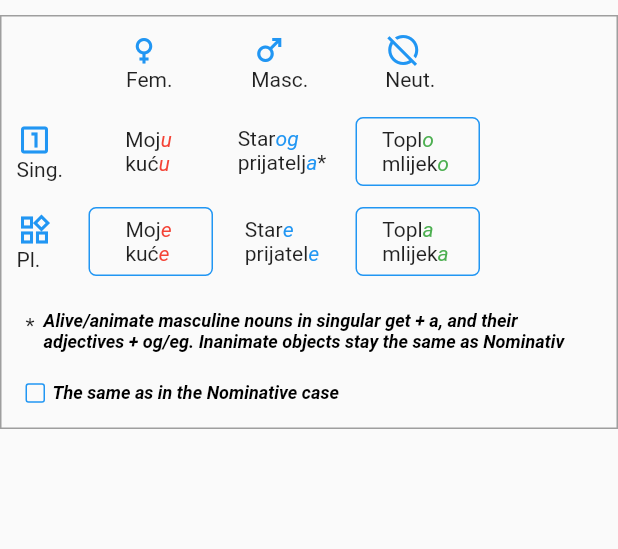
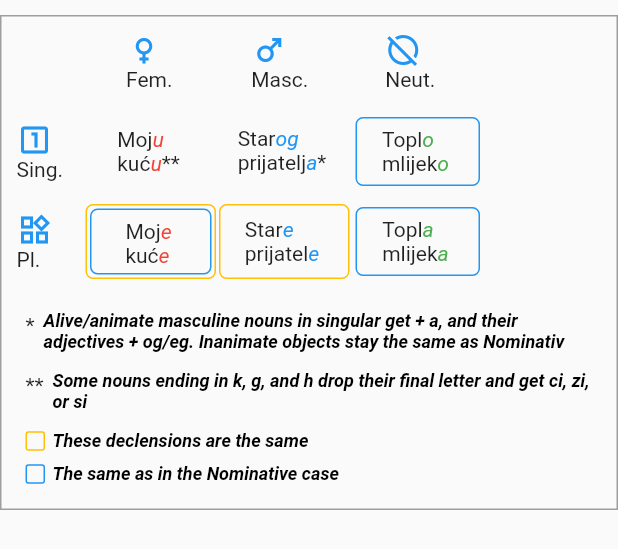
Before and after one commit to nel-sam/navika, a Flutter app: the AkuzativDeclensionTable widget shown alone on an empty page, opened directly, on a phone screen of 412 x 824 dp. Shown: the top 549 px of the screen. Run offline on Flutter 3.47's test engine with Material 2 defaults, Android fonts, the phone set to English and light mode, and no system bars; our stand-ins replace google_mobile_ads, url_launcher_web; generated files the repository leaves out were written again; network calls fail.

Commit message:
Some bug fixes

```diff
--- a/lib/l10n/intl_en.arb
+++ b/lib/l10n/intl_en.arb
@@ -46,5 +46,5 @@
   "softLettersOgEg": "č, ć, đ, dž, š, ž, lj, & nj get 'eg' instead of 'og'.",
   "softLettersOmEm": "č, ć, đ, dž, š, ž, lj, & nj get 'em' instead of 'om'.",
   "unselectAll": "Unselect All",
-  "mascAndNeutEqual": "Masculine and Neuter singular are the same"
+  "equalDeclensions": "These declensions are the same"
 }
--- a/lib/l10n/intl_es.arb
+++ b/lib/l10n/intl_es.arb
@@ -46,5 +46,5 @@
   "softLettersOgEg": "A č, ć, đ, dž, š, ž, lj, & nj se agrega 'eg' y no 'og'.",
   "softLettersOmEm": "A č, ć, đ, dž, š, ž, lj, & nj se agrega 'em' y no 'om'.",
   "unselectAll": "Deseleccionar Todos",
-  "mascAndNeutEqual": "Masculino y neutro en singular son iguales"
+  "equalDeclensions": "Estas declinaciones son las mismas"
 }
--- a/lib/lang_data/nouns.dart
+++ b/lib/lang_data/nouns.dart
@@ -244,7 +244,7 @@ final List<Noun> nounWordBank = [
   Noun(
     dictionary: 'pivo',
     tags: [Tags.Drink, Tags.Alcohol, Tags.Thing, Tags.Portable],
-    gender: Genders.Feminine,
+    gender: Genders.Neuter,
     isAnimate: false,
     nominativ: new DeclensionByCount(singular: 'pivo', plural: 'piva'),
     genitiv: new DeclensionByCount(singular: 'piva', plural: 'piva'),
--- a/lib/lang_data/possessive-pronouns.dart
+++ b/lib/lang_data/possessive-pronouns.dart
@@ -102,7 +102,7 @@ final List<Adjective> possessivePronounWordBank = [
       neuter: new DeclensionByGender(singular: 'svoje', plural: 'svoja'),
     ),
     akuzativAnimate: new Declension(
-      masculine: new DeclensionByGender(singular: 'svojg', plural: 'svoje'),
+      masculine: new DeclensionByGender(singular: 'svojog', plural: 'svoje'),
       feminine: new DeclensionByGender(singular: 'svoju', plural: 'svoje'),
       neuter: new DeclensionByGender(singular: 'svoje', plural: 'svoja'),
     ),
@@ -122,9 +122,9 @@ final List<Adjective> possessivePronounWordBank = [
       neuter: new DeclensionByGender(singular: 'svom', plural: 'svojim'),
     ),
     genitiv: new Declension(
-      masculine: new DeclensionByGender(singular: 'svojg', plural: 'svojih'),
+      masculine: new DeclensionByGender(singular: 'svojog', plural: 'svojih'),
       feminine: new DeclensionByGender(singular: 'svoje', plural: 'svojih'),
-      neuter: new DeclensionByGender(singular: 'svojga', plural: 'svojih'),
+      neuter: new DeclensionByGender(singular: 'svojoga', plural: 'svojih'),
     ),
     vokativ: new Declension(
       masculine: new DeclensionByGender(singular: '', plural: ''),
--- a/lib/widgets/akusativ/akuzativ.dart
+++ b/lib/widgets/akusativ/akuzativ.dart
@@ -14,15 +14,16 @@ StaticSentenceParts getStaticSentenceParts(
     Noun noun, bool isPlural, Adjective? pronoun, Adjective? adjective) {
   String start = '';
   String end = '';
+  final pron = pronoun != null ? pronoun.nominativ.masculine.singular : '';
 
   if (noun.tags.contains(Tags.Location)) {
     start = 'Idemo u';
   } else if (noun.tags.contains(Tags.Food)) {
     start = N.coinFlip() ? 'Ću jesti' : 'Želi';
-  } else if (pronoun != null && pronoun.nominativ.masculine.singular != 'moj')
+  } else if (pron != 'moj')
     start = N.coinFlip() ? 'Ja vidim' : 'Volim';
   else if (noun.tags.contains(Tags.Portable)) {
-    start = 'Daj mi';
+    start = 'Daj joj';
   } else {
     start = 'Vidimo';
   }
--- a/lib/widgets/grammar-guide/child-widgets/declension-table-cell.dart
+++ b/lib/widgets/grammar-guide/child-widgets/declension-table-cell.dart
@@ -6,12 +6,14 @@ class DeclensionTableCell extends StatelessWidget {
   final List<TextSpan> children;
   final bool highlightItem;
   final bool isEqualItem;
+  final Color equalItemColor;
 
   const DeclensionTableCell({
     Key? key,
     required this.children,
     this.highlightItem = false,
     this.isEqualItem = false,
+    this.equalItemColor = EQUAL_ITEMS_BORDER_COLOR,
   }) : super(key: key);
 
   getDecoration() {
@@ -42,8 +44,7 @@ class DeclensionTableCell extends StatelessWidget {
         height: height,
         decoration: isEqualItem
             ? BoxDecoration(
-                border: Border.all(
-                    width: borderWidth, color: EQUAL_ITEMS_BORDER_COLOR),
+                border: Border.all(width: borderWidth, color: equalItemColor),
                 borderRadius: BorderRadius.circular(borderRadius),
               )
             : null,
--- a/lib/widgets/grammar-guide/child-widgets/declension-table.dart
+++ b/lib/widgets/grammar-guide/child-widgets/declension-table.dart
@@ -15,6 +15,7 @@ class DeclensionTable extends StatelessWidget {
   final DeclensionTableCell neuterPlural;
   final String borderedItemNote;
   final bool showEqualItemNote;
+  final Color additionalEqualItemColor;
   final List<String>? notes;
 
   const DeclensionTable({
@@ -28,6 +29,7 @@ class DeclensionTable extends StatelessWidget {
     this.notes,
     this.borderedItemNote = '',
     this.showEqualItemNote = false,
+    this.additionalEqualItemColor = EQUAL_ITEMS_BORDER_COLOR,
   }) : super(key: key);
 
   String getAsterix(int count) {
@@ -168,6 +170,21 @@ class DeclensionTable extends StatelessWidget {
                               ),
                             ),
                           ),
+                          if (additionalEqualItemColor !=
+                              EQUAL_ITEMS_BORDER_COLOR)
+                            Padding(
+                              // Little square 1
+                              padding: const EdgeInsets.only(right: 5),
+                              child: Container(
+                                width: 13,
+                                height: 13,
+                                decoration: BoxDecoration(
+                                  border: Border.all(
+                                      color: additionalEqualItemColor),
+                                  borderRadius: BorderRadius.circular(2),
+                                ),
+                              ),
+                            ),
                           RichText(
                             text: TextSpan(
                               style: TextStyle(
@@ -177,9 +194,10 @@ class DeclensionTable extends StatelessWidget {
                                       : Colors.black),
                               children: [
                                 TextSpan(
-                                    text: AppLocalizations.of(context)!
-                                        .mascAndNeutEqual,
-                                    style: DECLINED_LETTER_STYLE)
+                                  text: AppLocalizations.of(context)!
+                                      .equalDeclensions,
+                                  style: DECLINED_LETTER_STYLE,
+                                )
                               ],
                             ),
                           ),
@@ -191,7 +209,7 @@ class DeclensionTable extends StatelessWidget {
                             child: Row(
                               children: [
                                 Padding(
-                                  // Little square
+                                  // Little square 1
                                   padding: const EdgeInsets.only(right: 5),
                                   child: Container(
                                     width: 13,
--- a/lib/widgets/grammar-guide/content/declension-tables/akuzativ-table.dart
+++ b/lib/widgets/grammar-guide/content/declension-tables/akuzativ-table.dart
@@ -12,7 +12,11 @@ class AkuzativDeclensionTable extends StatelessWidget {
   Widget build(BuildContext context) {
     return DeclensionTable(
       borderedItemNote: AppLocalizations.of(context)!.sameAsNom,
-      notes: [AppLocalizations.of(context)!.animateAkuzativ],
+      showEqualItemNote: true,
+      notes: [
+        AppLocalizations.of(context)!.animateAkuzativ,
+        AppLocalizations.of(context)!.assibilation,
+      ],
       masculineSingular: DeclensionTableCell(children: [
         N.NTextSpan('Star'),
         N.NTextSpan('og\n', isItalic: true, color: MASCULINE_COLOR),
@@ -20,19 +24,24 @@ class AkuzativDeclensionTable extends StatelessWidget {
         N.NTextSpan('a', isItalic: true, color: MASCULINE_COLOR),
         N.NTextSpan('*\n'),
       ]),
-      masculinePlural: DeclensionTableCell(children: [
-        N.NTextSpan('Star'),
-        N.NTextSpan('e\n', isItalic: true, color: MASCULINE_COLOR),
-        N.NTextSpan('prijatel'),
-        N.NTextSpan('e', isItalic: true, color: MASCULINE_COLOR),
-      ]),
+      masculinePlural: DeclensionTableCell(
+        isEqualItem: true,
+        children: [
+          N.NTextSpan('Star'),
+          N.NTextSpan('e\n', isItalic: true, color: MASCULINE_COLOR),
+          N.NTextSpan('prijatel'),
+          N.NTextSpan('e', isItalic: true, color: MASCULINE_COLOR),
+        ],
+      ),
       feminineSingular: DeclensionTableCell(children: [
         N.NTextSpan('Moj'),
         N.NTextSpan('u\n', isItalic: true, color: FEMININE_COLOR),
         N.NTextSpan('kuć'),
         N.NTextSpan('u', isItalic: true, color: FEMININE_COLOR),
+        N.NTextSpan('**'),
       ]),
       femininePlural: DeclensionTableCell(
+        isEqualItem: true,
         highlightItem: true,
         children: [
           N.NTextSpan('Moj'),
--- a/lib/widgets/grammar-guide/grammar-guide.dart
+++ b/lib/widgets/grammar-guide/grammar-guide.dart
@@ -36,6 +36,7 @@ class GrammarGuide extends StatefulWidget {
   _GrammarGuideState createState() => _GrammarGuideState();
 }
 
+// TODO: Add cases similarities map and remove "same as" from individual tables
 class _GrammarGuideState extends State<GrammarGuide> {
   late ScrollController controller;
   late bool isAtTop = false;
--- a/pubspec.yaml
+++ b/pubspec.yaml
@@ -1,7 +1,7 @@
 name: navika
 description: A new Flutter project.
 publish_to: 'none' # Remove this line if you wish to publish to pub.dev
-version: 1.7.3+1.7.3
+version: 1.7.5+1.7.5
 environment:
   sdk: ">=2.12.0 <3.0.0"
 
```
Also changed, not shown: lib/widgets/grammar-guide/content/declension-tables/instrumental-table.dart (+7 -0 lines).
